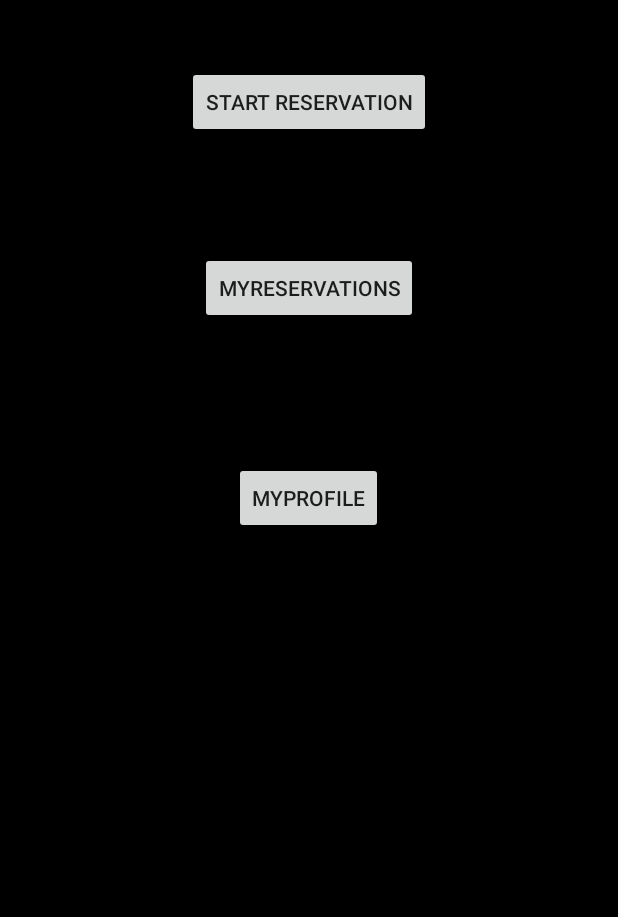
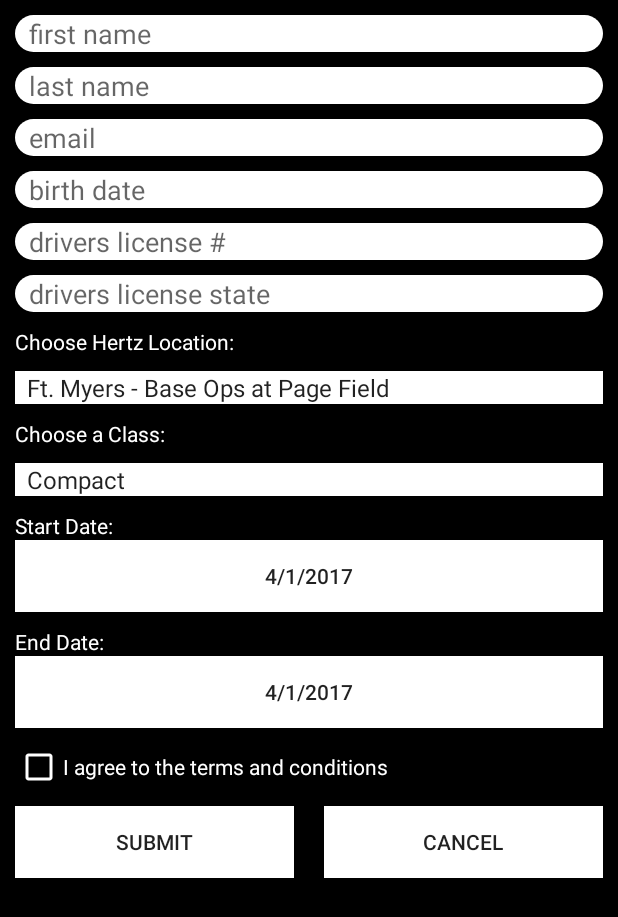
Before and after one commit to JunshuaiFeng/Hackathon2017, an Android app: the HomeActivity screen opened directly, with no data from a screen before it, after a tap on "START RESERVATION", on a phone screen of 412 x 824 dp. Shown: the top 917 px of the screen. Run offline under Robolectric (Android 15) with nearby library versions, the phone set to English and light mode, and no system bars.

Commit message:
Added new reservation activity

```diff
--- a/app/src/main/java/com/hertzdonut/hackathon2017/HomeActivity.java
+++ b/app/src/main/java/com/hertzdonut/hackathon2017/HomeActivity.java
@@ -1,5 +1,6 @@
 package com.hertzdonut.hackathon2017;
 
+import android.content.Intent;
 import android.support.v7.app.AppCompatActivity;
 import android.os.Bundle;
 import android.view.View;
@@ -17,7 +18,8 @@ public class HomeActivity extends AppCompatActivity {
 
     // Method called when Start Reservation button is clicked
     public void startReservation(View v) {
-
+        Intent startReservation = new Intent(this, NewReservation.class);
+        startActivity(startReservation);
     }
 
     // Method called when My Reservation buttons is clicked
--- /dev/null
+++ b/app/src/main/java/com/hertzdonut/hackathon2017/NewReservation.java
@@ -0,0 +1,203 @@
+package com.hertzdonut.hackathon2017;
+
+import android.app.DatePickerDialog;
+import android.app.Dialog;
+import android.content.Intent;
+import android.support.v7.app.AppCompatActivity;
+import android.os.Bundle;
+import android.view.View;
+import android.widget.AdapterView;
+import android.widget.ArrayAdapter;
+import android.widget.Button;
+import android.widget.CheckBox;
+import android.widget.DatePicker;
+import android.widget.EditText;
+import android.widget.Spinner;
+import android.widget.AdapterView.OnItemSelectedListener;
+import android.widget.TextView;
+
+import java.util.ArrayList;
+import java.util.Calendar;
+import java.util.List;
+
+public class NewReservation extends AppCompatActivity implements OnItemSelectedListener {
+    private EditText firstNameField, lastNameField, emailField, birthDateField,
+            licenseField, licenseStateField;
+    private Button submitBtn, cancelBtn, startDateBtn, endDateBtn;
+    private Spinner locationSpinner, classSpinner;
+    private CheckBox checkBox;
+    private DatePicker datePicker;
+    private Calendar calendar;
+    private TextView dateView;
+    private int year, month, day;
+
+    @Override
+    protected void onCreate(Bundle savedInstanceState) {
+        super.onCreate(savedInstanceState);
+        setContentView(R.layout.activity_new_reservation);
+
+        // Get text fields from layout
+        firstNameField = (EditText) findViewById(R.id.edtTxtFirstName);
+        lastNameField = (EditText) findViewById(R.id.edtTxtLastName);
+        emailField = (EditText) findViewById(R.id.edtTxtEmail);
+        birthDateField = (EditText) findViewById(R.id.edtTxtBirthDate);
+        licenseField = (EditText) findViewById(R.id.edtTxtDriversLicense);
+        licenseStateField = (EditText) findViewById(R.id.edtTxtLicenseState);
+
+        // Get checkBox element from layout
+        checkBox = (CheckBox) findViewById(R.id.checkBox);
+
+        // Get button elements from layout
+        startDateBtn = (Button) findViewById(R.id.btnStartDate);
+        endDateBtn = (Button) findViewById(R.id.btnEndDate);
+        submitBtn = (Button) findViewById(R.id.btnSubmit);
+        cancelBtn = (Button) findViewById(R.id.btnCancel);
+
+        // Get spinner elements from layout
+        locationSpinner = (Spinner) findViewById(R.id.spinnerLocation);
+        classSpinner = (Spinner) findViewById(R.id.spinnerClass);
+
+
+
+        /*
+        *   The following section sets up the drop down (spinner) menus
+        *
+        */
+
+        // Set spinner click listeners
+        locationSpinner.setOnItemSelectedListener(this);
+        classSpinner.setOnItemSelectedListener(this);
+
+        // Set spinner Drop down elements for locationSpinner
+        List<String> locations = new ArrayList<String>();
+        locations.add("Ft. Myers - Base Ops at Page Field");
+        locations.add("Ft. Myers - Private Sky Aviation");
+        locations.add("Ft. Myers Southwest Intl Airport");
+        locations.add("Ft. Myers - Fowler HLE");
+        locations.add("Ft. Myers - South Tamiami Trail HLE");
+
+        // Set spinner Drop down elements for classSpinner
+        List<String> classes = new ArrayList<String>();
+        classes.add("Compact");
+        classes.add("Economy");
+        classes.add("Full Size");
+        classes.add("Midsize");
+        classes.add("SUV");
+
+        // Creating adapters for spinners
+        ArrayAdapter<String> locationAdapter = new ArrayAdapter<String>(this, android.R.layout.simple_spinner_item, locations);
+        ArrayAdapter<String> classAdapter = new ArrayAdapter<String>(this, android.R.layout.simple_spinner_item, classes);
+
+        // Set drop down layout style for spinners
+        locationAdapter.setDropDownViewResource(android.R.layout.simple_spinner_dropdown_item);
+        classAdapter.setDropDownViewResource(android.R.layout.simple_spinner_dropdown_item);
+
+        // Attaching adapters to spinners
+        locationSpinner.setAdapter(locationAdapter);
+        classSpinner.setAdapter(classAdapter);
+
+
+
+        /*
+        *   The following section deals with the calendar for setting dates
+        *
+        */
+
+        // Set calendar instance for date pickers
+        calendar = Calendar.getInstance();
+
+        // Get current date
+        year = calendar.get(Calendar.YEAR);
+        month = calendar.get(Calendar.MONTH);
+        day = calendar.get(Calendar.DAY_OF_MONTH);
+
+        // Set current date for start date button
+        startDateBtn.setText(new StringBuilder().append(month + 1).append("/")
+                .append(day).append("/").append(year));
+
+        // Set current date for end date button
+        endDateBtn.setText(new StringBuilder().append(month + 1).append("/")
+                .append(day).append("/").append(year));
+    }
+
+    // Called when drop down items are selected
+    @Override
+    public void onItemSelected(AdapterView<?> parent, View view, int position, long id) {
+        // On selecting a spinner item
+        String item = parent.getItemAtPosition(position).toString();
+    }
+    public void onNothingSelected(AdapterView<?> arg0) {
+        // TODO Auto-generated method stub
+    }
+
+    // Called when start date button is clicked
+    @SuppressWarnings("deprecation")
+    public void setStartDate(View view) {
+        // Display calendar dialog
+        showDialog(999);
+    }
+
+    // Called when end date button is clicked
+    @SuppressWarnings("deprecation")
+    public void setEndDate(View view) {
+        // Display calendar dialog
+        showDialog(888);
+    }
+
+    @Override
+    protected Dialog onCreateDialog(int id) {
+        // TODO Auto-generated method stub
+        if (id == 999) {
+            return new DatePickerDialog(this,
+                    startDateListener, year, month, day);
+        }
+        else if(id == 888) {
+            return new DatePickerDialog(this,
+                    endDateListener, year, month, day);
+        }
+        return null;
+    }
+
+    // Sets date for start date
+    private DatePickerDialog.OnDateSetListener startDateListener = new
+            DatePickerDialog.OnDateSetListener() {
+                @Override
+                public void onDateSet(DatePicker arg0,
+                                      int arg1, int arg2, int arg3) {
+                    // arg1 = year
+                    // arg2 = month
+                    // arg3 = day
+                    startDateBtn.setText(new StringBuilder().append(arg2 + 1).append("/")
+                            .append(arg3).append("/").append(arg1));
+                }
+            };
+
+    // Sets date for end date
+    private DatePickerDialog.OnDateSetListener endDateListener = new
+            DatePickerDialog.OnDateSetListener() {
+                @Override
+                public void onDateSet(DatePicker arg0,
+                                      int arg1, int arg2, int arg3) {
+                    // arg1 = year
+                    // arg2 = month
+                    // arg3 = day
+                    endDateBtn.setText(new StringBuilder().append(arg2 + 1).append("/")
+                            .append(arg3).append("/").append(arg1));
+                }
+            };
+
+    // Method called when submit button is clicked
+    public void submit(View v) {
+
+        // Get checkbox value
+        Boolean checked = checkBox.isChecked();
+
+    }
+
+    // Method called when cancel button is clicked
+    public void cancel(View v) {
+        // Loads Home Activity
+        Intent cancelIntent = new Intent(this, HomeActivity.class);
+        startActivity(cancelIntent);
+    }
+}
--- a/app/src/main/res/layout/activity_main.xml
+++ b/app/src/main/res/layout/activity_main.xml
@@ -20,7 +20,7 @@
         android:layout_width="match_parent"
         android:layout_height="wrap_content"
         android:inputType="textPersonName"
-        android:hint="username"
+        android:hint="  username"
         android:id="@+id/edtTxtUsername"
         android:layout_below="@+id/imageView2"
         android:layout_alignParentStart="true"
@@ -31,7 +31,7 @@
         android:layout_width="match_parent"
         android:layout_height="wrap_content"
         android:inputType="textPassword"
-        android:hint="password"
+        android:hint="  password"
         android:id="@+id/edtTxtPassword"
         android:background="@drawable/rounded_edittext"
         android:layout_marginTop="33dp"
--- /dev/null
+++ b/app/src/main/res/layout/activity_new_reservation.xml
@@ -0,0 +1,211 @@
+<?xml version="1.0" encoding="utf-8"?>
+<LinearLayout xmlns:android="http://schemas.android.com/apk/res/android"
+    xmlns:app="http://schemas.android.com/apk/res-auto"
+    xmlns:tools="http://schemas.android.com/tools"
+    android:layout_width="match_parent"
+    android:layout_height="match_parent"
+    android:background="#000000">
+
+    <ScrollView
+        android:layout_width="match_parent"
+        android:layout_height="match_parent"
+        android:id="@+id/scrollView"
+        android:scrollbars="none"
+        android:fillViewport="false">
+
+        <LinearLayout
+            android:orientation="vertical"
+            android:layout_width="match_parent"
+            android:layout_height="match_parent">
+
+            <EditText
+                android:layout_width="match_parent"
+                android:layout_height="wrap_content"
+                android:inputType="textPersonName"
+                android:hint="  first name"
+                android:id="@+id/edtTxtFirstName"
+                android:layout_marginTop="10dp"
+                android:background="@drawable/rounded_edittext"
+                android:layout_marginLeft="10dp"
+                android:layout_marginRight="10dp"/>
+
+            <EditText
+                android:layout_width="match_parent"
+                android:layout_height="wrap_content"
+                android:inputType="textPersonName"
+                android:hint="  last name"
+                android:id="@+id/edtTxtLastName"
+                android:layout_marginTop="10dp"
+                android:background="@drawable/rounded_edittext"
+                android:layout_marginLeft="10dp"
+                android:layout_marginRight="10dp"/>
+
+            <EditText
+                android:layout_width="match_parent"
+                android:layout_height="wrap_content"
+                android:inputType="textPersonName"
+                android:hint="  email"
+                android:id="@+id/edtTxtEmail"
+                android:layout_marginTop="10dp"
+                android:background="@drawable/rounded_edittext"
+                android:layout_marginLeft="10dp"
+                android:layout_marginRight="10dp"/>
+
+            <EditText
+                android:layout_width="match_parent"
+                android:layout_height="wrap_content"
+                android:inputType="textPersonName"
+                android:hint="  birth date"
+                android:id="@+id/edtTxtBirthDate"
+                android:layout_marginTop="10dp"
+                android:background="@drawable/rounded_edittext"
+                android:layout_marginLeft="10dp"
+                android:layout_marginRight="10dp"/>
+
+            <EditText
+                android:layout_width="match_parent"
+                android:layout_height="wrap_content"
+                android:inputType="textPersonName"
+                android:hint="  drivers license #"
+                android:id="@+id/edtTxtDriversLicense"
+                android:layout_marginTop="10dp"
+                android:background="@drawable/rounded_edittext"
+                android:layout_marginLeft="10dp"
+                android:layout_marginRight="10dp"/>
+
+            <EditText
+                android:layout_width="match_parent"
+                android:layout_height="wrap_content"
+                android:inputType="textPersonName"
+                android:hint="  drivers license state"
+                android:id="@+id/edtTxtLicenseState"
+                android:layout_marginTop="10dp"
+                android:background="@drawable/rounded_edittext"
+                android:layout_marginLeft="10dp"
+                android:layout_marginRight="10dp"/>
+
+            <TextView
+                android:id="@+id/txtLocation"
+                android:layout_width="match_parent"
+                android:layout_height="wrap_content"
+                android:text="Choose Hertz Location:"
+                android:layout_marginTop="10dp"
+                android:textColor="#FFFFFF"
+                android:layout_marginLeft="10dp"
+                android:layout_marginRight="10dp"/>
+
+            <Spinner
+                android:id="@+id/spinnerLocation"
+                android:layout_width="match_parent"
+                android:layout_height="wrap_content"
+                android:background="#FFFFFF"
+                android:layout_marginTop="10dp"
+                android:layout_marginLeft="10dp"
+                android:layout_marginRight="10dp"/>
+
+            <TextView
+                android:id="@+id/txtClass"
+                android:layout_width="match_parent"
+                android:layout_height="wrap_content"
+                android:text="Choose a Class:"
+                android:layout_marginTop="10dp"
+                android:textColor="#FFFFFF"
+                android:layout_marginLeft="10dp"
+                android:layout_marginRight="10dp"/>
+
+            <Spinner
+                android:id="@+id/spinnerClass"
+                android:layout_width="match_parent"
+                android:layout_height="wrap_content"
+                android:background="#FFFFFF"
+                android:layout_marginTop="10dp"
+                android:layout_marginLeft="10dp"
+                android:layout_marginRight="10dp"/>
+
+            <TextView
+                android:id="@+id/txtStartDate"
+                android:layout_width="match_parent"
+                android:layout_height="wrap_content"
+                android:text="Start Date:"
+                android:layout_marginTop="10dp"
+                android:textColor="#FFFFFF"
+                android:layout_marginLeft="10dp"
+                android:layout_marginRight="10dp"/>
+
+            <Button
+                android:id="@+id/btnStartDate"
+                android:layout_width="match_parent"
+                android:layout_height="wrap_content"
+                android:background="#FFFFFF"
+                android:text="Start Date"
+                android:layout_marginLeft="10dp"
+                android:layout_marginRight="10dp"
+                android:onClick="setStartDate"/>
+
+            <TextView
+                android:id="@+id/txtEndDate"
+                android:layout_width="match_parent"
+                android:layout_height="wrap_content"
+                android:text="End Date:"
+                android:layout_marginTop="10dp"
+                android:textColor="#FFFFFF"
+                android:layout_marginLeft="10dp"
+                android:layout_marginRight="10dp"/>
+
+            <Button
+                android:id="@+id/btnEndDate"
+                android:layout_width="match_parent"
+                android:layout_height="wrap_content"
+                android:background="#FFFFFF"
+                android:text="End Date"
+                android:layout_marginLeft="10dp"
+                android:layout_marginRight="10dp"
+                android:onClick="setEndDate"/>
+
+            <CheckBox
+                android:id="@+id/checkBox"
+                android:layout_width="match_parent"
+                android:layout_height="wrap_content"
+                android:text="I agree to the terms and conditions"
+                android:textColor="#FFFFFF"
+                android:buttonTint="#FFFFFF"
+                android:layout_marginTop="10dp"
+                android:layout_marginLeft="10dp"
+                android:layout_marginRight="10dp"/>
+
+            <LinearLayout
+                android:layout_width="match_parent"
+                android:layout_height="wrap_content"
+                android:orientation="horizontal"
+                android:weightSum="2">
+
+                <Button
+                    android:id="@+id/btnSubmit"
+                    android:layout_width="wrap_content"
+                    android:layout_height="wrap_content"
+                    android:text="Submit"
+                    android:layout_weight="1"
+                    android:background="#FFFFFF"
+                    android:layout_marginTop="10dp"
+                    android:layout_marginLeft="10dp"
+                    android:layout_marginRight="10dp"
+                    android:onClick="submit"/>
+
+                <Button
+                    android:id="@+id/btnCancel"
+                    android:layout_width="wrap_content"
+                    android:layout_height="wrap_content"
+                    android:text="Cancel"
+                    android:layout_weight="1"
+                    android:background="#FFFFFF"
+                    android:layout_marginTop="10dp"
+                    android:layout_marginLeft="10dp"
+                    android:layout_marginRight="10dp"/>
+
+            </LinearLayout>
+
+        </LinearLayout>
+
+    </ScrollView>
+
+</LinearLayout>
--- a/app/src/main/res/layout/activity_register.xml
+++ b/app/src/main/res/layout/activity_register.xml
@@ -1,99 +1,108 @@
 <?xml version="1.0" encoding="utf-8"?>
-<RelativeLayout xmlns:android="http://schemas.android.com/apk/res/android"
+<LinearLayout xmlns:android="http://schemas.android.com/apk/res/android"
     xmlns:app="http://schemas.android.com/apk/res-auto"
     xmlns:tools="http://schemas.android.com/tools"
     android:layout_width="match_parent"
     android:layout_height="match_parent"
+    android:orientation="vertical"
     android:background="#000000">
 
     <EditText
         android:layout_width="match_parent"
         android:layout_height="wrap_content"
         android:inputType="textPersonName"
-        android:hint="username"
+        android:hint="  username"
         android:id="@+id/edtTxtUsername"
         android:background="@drawable/rounded_edittext"
-        android:layout_marginTop="26dp"
-        android:layout_alignParentTop="true"
-        android:layout_alignParentStart="true" />
+        android:layout_marginTop="10dp"
+        android:layout_marginLeft="10dp"
+        android:layout_marginRight="10dp" />
 
     <EditText
         android:layout_width="match_parent"
         android:layout_height="wrap_content"
         android:inputType="textPassword"
-        android:hint="password"
+        android:hint="  password"
         android:id="@+id/edtTxtPassword"
         android:background="@drawable/rounded_edittext"
-        android:layout_marginTop="11dp"
-        android:layout_below="@+id/edtTxtConfirmPassword"
-        android:layout_alignParentStart="true" />
+        android:layout_marginTop="10dp"
+        android:layout_marginLeft="10dp"
+        android:layout_marginRight="10dp" />
 
     <EditText
         android:layout_width="match_parent"
         android:layout_height="wrap_content"
         android:inputType="textPassword"
-        android:hint="confirm password"
+        android:hint="  confirm password"
         android:id="@+id/edtTxtConfirmPassword"
         android:background="@drawable/rounded_edittext"
-        android:layout_marginTop="14dp"
-        android:layout_below="@+id/edtTxtUsername"
-        android:layout_alignParentStart="true" />
+        android:layout_marginTop="10dp"
+        android:layout_marginLeft="10dp"
+        android:layout_marginRight="10dp" />
 
     <EditText
         android:layout_width="match_parent"
         android:layout_height="wrap_content"
         android:inputType="textPersonName"
-        android:hint="first name"
+        android:hint="  first name"
         android:id="@+id/edtTxtFirstName"
         android:background="@drawable/rounded_edittext"
-        android:layout_marginTop="15dp"
-        android:layout_below="@+id/edtTxtPassword"
-        android:layout_alignParentStart="true" />
+        android:layout_marginTop="10dp"
+        android:layout_marginLeft="10dp"
+        android:layout_marginRight="10dp" />
 
     <EditText
         android:layout_width="match_parent"
         android:layout_height="wrap_content"
         android:inputType="textPersonName"
-        android:hint="last name"
+        android:hint="  last name"
         android:id="@+id/edtTxtLastName"
         android:background="@drawable/rounded_edittext"
-        android:layout_marginTop="12dp"
-        android:layout_below="@+id/edtTxtFirstName"
-        android:layout_alignParentStart="true" />
+        android:layout_marginTop="10dp"
+        android:layout_marginLeft="10dp"
+        android:layout_marginRight="10dp" />
 
     <EditText
         android:layout_width="match_parent"
         android:layout_height="wrap_content"
         android:inputType="date"
-        android:hint="birth date"
+        android:hint="  birth date"
         android:id="@+id/edtTxtBirthDate"
         android:background="@drawable/rounded_edittext"
-        android:layout_marginTop="11dp"
-        android:layout_below="@+id/edtTxtLastName"
-        android:layout_alignParentStart="true" />
+        android:layout_marginTop="10dp"
+        android:layout_marginLeft="10dp"
+        android:layout_marginRight="10dp" />
+
+    <LinearLayout
+        android:layout_width="match_parent"
+        android:layout_height="wrap_content"
+        android:orientation="horizontal"
+        android:weightSum="2">
 
         <Button
             android:id="@+id/btnSubmit"
             android:layout_width="wrap_content"
             android:layout_height="wrap_content"
-        android:layout_alignParentStart="true"
-        android:layout_below="@+id/edtTxtBirthDate"
-        android:layout_marginStart="61dp"
-        android:layout_marginTop="40dp"
             android:background="#FFFFFF"
             android:text="Submit"
-        android:onClick="submit"/>
+            android:layout_weight="1"
+            android:onClick="submit"
+            android:layout_marginTop="10dp"
+            android:layout_marginLeft="10dp"
+            android:layout_marginRight="10dp"/>
 
         <Button
             android:id="@+id/btnCancel"
             android:layout_width="wrap_content"
             android:layout_height="wrap_content"
-        android:layout_alignParentEnd="true"
-        android:layout_alignTop="@+id/btnSubmit"
-        android:layout_marginEnd="66dp"
             android:background="#FFFFFF"
             android:text="Cancel"
-        android:onClick="cancel"/>
+            android:layout_weight="1"
+            android:onClick="cancel"
+            android:layout_marginTop="10dp"
+            android:layout_marginLeft="10dp"
+            android:layout_marginRight="10dp"/>
 
+    </LinearLayout>
 
-</RelativeLayout>
+</LinearLayout>
```
Also changed, not shown: app/src/main/AndroidManifest.xml (+6 -2 lines). Lines whose indentation alone changed are shown as unchanged.
